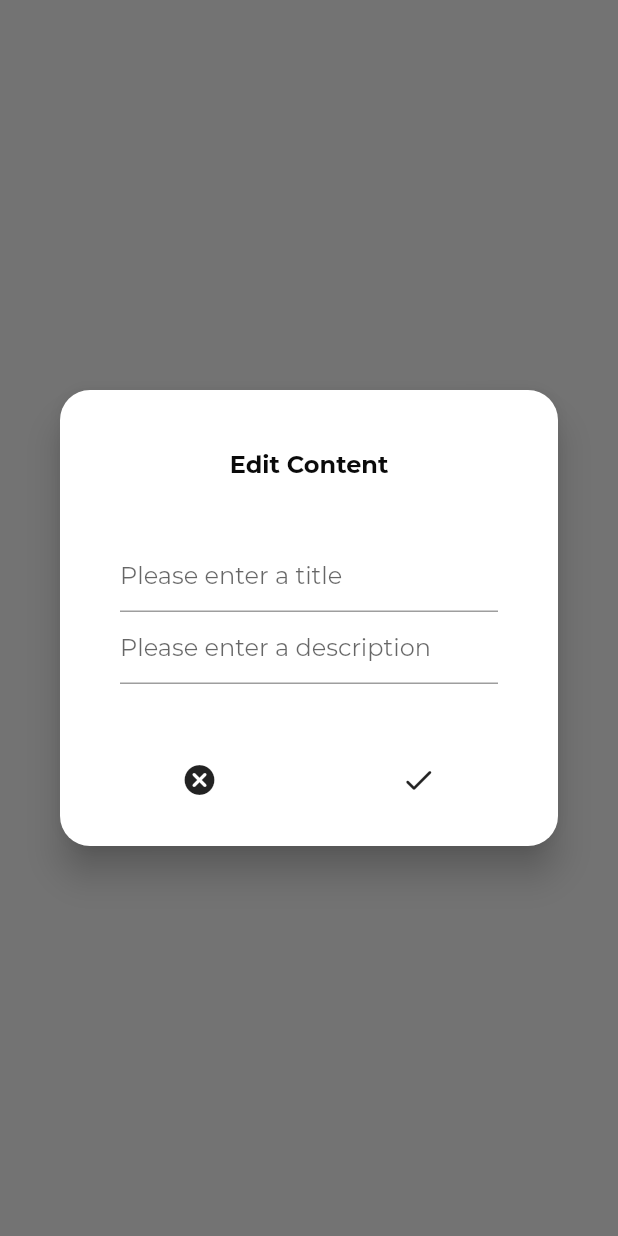
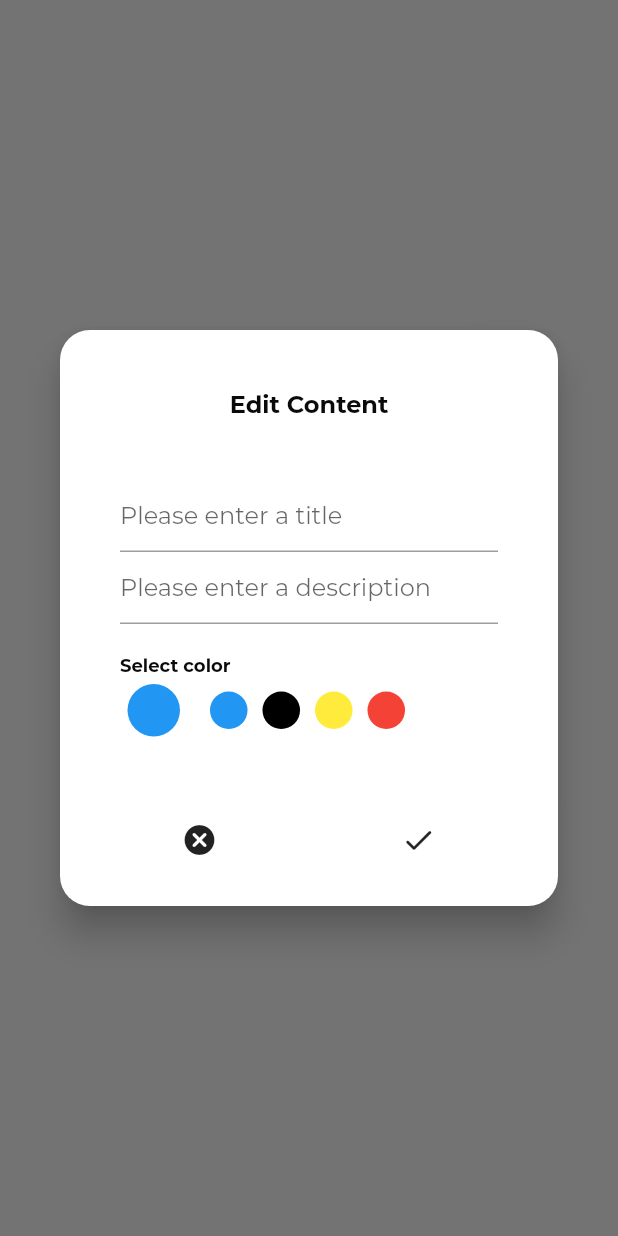
Before and after one commit to TotallyInformatik/plarneit, a Flutter app: what showNoteEditDialog() shows on an empty page, opened directly with empty values, on a phone screen of 412 x 824 dp. Run offline on Flutter 3.47's test engine with Material 2 defaults, Android fonts, the phone set to English and light mode, and no system bars; missing offline and left inert: dart:ffi; project files that could hold a hidden picture were left out.

Commit message:
implemented ColorPicker.dart and finished basic note functionality

```diff
--- a/lib/Controllers.dart
+++ b/lib/Controllers.dart
@@ -1,13 +1,14 @@
 import 'dart:ui';
 
 import 'package:flutter/material.dart';
+import 'package:plarneit/Picker/ColorPicker.dart';
 import 'package:plarneit/utils/constants.dart';
 
 
 class PickerController<T> {
 
   T _value;
-  get value { return this._value; }
+  T get value { return this._value; }
   set value(T value) { this._value = value; }
 
   PickerController(T standardValue, {T initialValue}) {
@@ -17,15 +18,22 @@ class PickerController<T> {
 }
 
 
-class EditingController extends PickerController<bool>{ // change this
+class EditingController extends PickerController<bool>{
 
   EditingController({bool initialStatus}) : super(false, initialValue: initialStatus);
   reverseIsEditing() { this._value = !this._value; }
 
 }
 
-class ColorPickerController extends PickerController<Color> {
-  ColorPickerController({Color initialColor}) : super(STANDARD_NOTE_COLOR, initialValue: initialColor);
+class ColorPickerController extends PickerController<int> {
+  List<Color> _colorWidgets;
+  List<Color> get colorWidgets { return this._colorWidgets; }
+  Color get selectedColor { return this._colorWidgets[this.value]; }
+
+
+  ColorPickerController(List<Color> colorWidgets, int selectedIndex) : super(0, initialValue: selectedIndex) {
+    this._colorWidgets = colorWidgets;
+  }
 }
 
 class TimePickerController extends PickerController<TimeOfDay> {
--- a/lib/Dialogs.dart
+++ b/lib/Dialogs.dart
@@ -2,6 +2,7 @@ import 'dart:ffi';
 
 import 'package:flutter/material.dart';
 import 'package:flutter/rendering.dart';
+import 'package:plarneit/Picker/ColorPicker.dart';
 import 'package:plarneit/UserMadeWidget/WidgetInformation.dart';
 import 'Controllers.dart';
 import 'package:plarneit/utils/spacing.dart';
@@ -162,14 +163,21 @@ Future<TaskInformation> showTaskEditDialog(BuildContext context, {String title,
 Future<NotesInformation> showNoteEditDialog(BuildContext context, {String title, String description, Color color}) {
   TextEditingController titleController = TextEditingController();
   TextEditingController descriptionController = TextEditingController();
-  ColorPickerController colorPickerController = ColorPickerController(initialColor: color);
+  List<Color> colors = [
+    Colors.blue,
+    Colors.black,
+    Colors.yellow,
+    Colors.red
+  ];
+  ColorPickerController colorPickerController = ColorPickerController(colors, colors.contains(color) ? colors.indexOf(color) : 0);
 
   return showEditDialog<NotesInformation>(
       context,
       titleController,
       descriptionController,
-          () => Navigator.of(context).pop(NotesInformation(titleController.text, descriptionController.text, colorPickerController.value)),
+          () => Navigator.of(context).pop(NotesInformation(titleController.text, descriptionController.text, colorPickerController.selectedColor)),
       [
+        ColorPicker("Select color", colorPickerController, colors, 25.0)
       ],
       title: title,
       description: description
--- a/lib/Picker/ColorPicker.dart
+++ b/lib/Picker/ColorPicker.dart
@@ -7,38 +7,50 @@ import '../Controllers.dart';
 import '../utils/constants.dart';
 
 
-class _ColorWidget extends StatefulWidget {
+class ColorWidget extends StatefulWidget {
 
-  final int size;
+  final double size;
   final Color color;
+  final Function onTapControllerFunction;
   static final double widgetPadding = 5;
-  static final Color selectedColor = Color.fromRGBO(61, 61, 61, 1);
+  static final Color selectedBorderColor = Color.fromRGBO(61, 61, 61, 1);
 
-  const _ColorWidget(this.size, this.color, {Key key}) : super(key: key);
+  const ColorWidget(this.size, this.color, this.onTapControllerFunction, {Key key}) : super(key: key);
 
   @override
   State<StatefulWidget> createState() => _ColorWidgetState();
 
 }
 
-class _ColorWidgetState extends State<_ColorWidget> {
+class _ColorWidgetState extends State<ColorWidget> {
 
+  /*
   bool _selected = false;
 
   void toggleSelected() {
     this._selected = !this._selected;
   }
+   */
 
   @override
   Widget build(BuildContext context) {
     return Padding(
-      padding: EdgeInsets.all(_ColorWidget.widgetPadding),
-      child: Container(
-        decoration: BoxDecoration(
-          color: this.widget.color,
-          borderRadius: BorderRadius.all(Radius.circular(this.widget.size / 2)),
-          border: this._selected ? Border.all(color: _ColorWidget.selectedColor) : null
-        ),
+      padding: EdgeInsets.all(ColorWidget.widgetPadding),
+      child: InkWell(
+        borderRadius: BorderRadius.all(Radius.circular(this.widget.size / 2)),
+        onTap: () {
+          //this.toggleSelected();
+          this.widget.onTapControllerFunction();
+        },
+        child: Container(
+          height: this.widget.size,
+          width: this.widget.size,
+          decoration: BoxDecoration(
+            color: this.widget.color,
+            borderRadius: BorderRadius.all(Radius.circular(this.widget.size / 2)),
+            //border: this._selected ? Border.all(color: ColorWidget.selectedBorderColor) : null
+          ),
+        )
       ),
     );
   }
@@ -47,7 +59,10 @@ class _ColorWidgetState extends State<_ColorWidget> {
 
 
 class ColorPicker extends PickerBase<ColorPickerController> {
-  ColorPicker(String title, ColorPickerController controller) : super(title, controller);
+  final List<Color> colors;
+  final double size;
+
+  ColorPicker(String title, ColorPickerController controller, this.colors, this.size) : super(title, controller);
 
   @override
   State<StatefulWidget> createState() => _ColorPickerState();
@@ -57,22 +72,46 @@ class ColorPicker extends PickerBase<ColorPickerController> {
 class _ColorPickerState extends State<ColorPicker> {
 
   Color _selectedColor;
-  _ColorWidget _selectedColorWidget;
 
   @override
   void initState() {
     super.initState();
-    this._selectedColor = this.widget.controller.value;
+    this._selectedColor = this.widget.controller.selectedColor;
   }
 
   @override
   Widget build(BuildContext context) {
 
-    return PickerBase.returnStandardBuild(
+    List<ColorWidget> colorChildren = [];
+    for (int i = 0; i<this.widget.colors.length; i++) {
+      Color setColor = new Color.fromRGBO(this.widget.colors[i].red, this.widget.colors[i].green, this.widget.colors[i].blue, this.widget.colors[i].opacity);
+      colorChildren.add(ColorWidget(this.widget.size, setColor, () {
+        this.setState(() {
+          this._selectedColor = setColor;
+        });
+        this.widget.controller.value = i;
+      }));
+    }
+
+    return this.widget.returnStandardBuild(
       context,
-      "Select note color: ",
       Row(
-
+          children: [
+            Container(
+              child: ColorWidget(this.widget.size + 10, this._selectedColor, () {}),
+            ),
+            Padding(
+              padding: EdgeInsets.only(left: 10),
+              child: Container(
+                height: this.widget.size + ColorWidget.widgetPadding * 2,
+                width: 150,
+                child: ListView(
+                    scrollDirection: Axis.horizontal,
+                    children: colorChildren
+                ),
+              )
+            )
+          ]
       )
     );
 
--- a/lib/Picker/PickerBase.dart
+++ b/lib/Picker/PickerBase.dart
@@ -14,22 +14,18 @@ abstract class PickerBase<T extends PickerController> extends StatefulWidget {
   @override
   State<StatefulWidget> createState();
 
-  static returnStandardBuild(
+  Widget returnStandardBuild(
       BuildContext context,
-      String title,
-      Widget display,
+      Widget display
       ) {
 
     return Padding(
         padding: EdgeInsets.only(top: innerPadding),
-        child: Row(
-
+        child: Column(
+          crossAxisAlignment: CrossAxisAlignment.start,
           children: [
-            Text(title, style: Theme.of(context).primaryTextTheme.headline6),
-            Padding(
-                padding: EdgeInsets.only(left: 10),
-                child: display
-            )
+            Text(this.title, style: Theme.of(context).primaryTextTheme.headline6, textAlign: TextAlign.start,),
+            display
           ],
 
         )
--- a/lib/UserMadeWidget/NoteWidget.dart
+++ b/lib/UserMadeWidget/NoteWidget.dart
@@ -53,7 +53,7 @@ class _NoteWidgetState extends State<NoteWidget> {
     return AnimatedOpacity(
         duration: Duration(milliseconds: 1000),
         opacity: !_animationStarted ? 0 : 1,
-        child: UserMadeWidgetBase.returnStandardBuild(context, [
+        child: this.widget.returnStandardBuild(context, [
           Text(this._title, style: Theme.of(context).accentTextTheme.headline5),
           Text(this._description, style: Theme.of(context).accentTextTheme.bodyText1)
         ], () async {
@@ -66,7 +66,6 @@ class _NoteWidgetState extends State<NoteWidget> {
           }
 
         },
-        this.widget.eController,
         noteColor: this._color)
     );
   }
--- a/lib/UserMadeWidget/TaskWidget.dart
+++ b/lib/UserMadeWidget/TaskWidget.dart
@@ -52,7 +52,7 @@ class _TaskWidgetState extends State<TaskWidget> {
     return AnimatedOpacity(
         duration: Duration(milliseconds: 1000),
         opacity: !_animationStarted ? 0 : 1,
-        child: UserMadeWidgetBase.returnStandardBuild(context, [
+        child: this.widget.returnStandardBuild(context, [
           Padding(
               padding: EdgeInsets.only(bottom: timeBottomMargin),
               child: Text(
@@ -73,6 +73,6 @@ class _TaskWidgetState extends State<TaskWidget> {
               this._updateAttributes(newWidgetInformation);
             }
           }
-        }, this.widget.eController));
+        }));
   }
 }
--- a/lib/UserMadeWidget/UserMadeWidgetBase.dart
+++ b/lib/UserMadeWidget/UserMadeWidgetBase.dart
@@ -23,11 +23,10 @@ abstract class UserMadeWidgetBase extends StatefulWidget {
     DayPageDate.of(context); // use this
   }
 
-  static Widget returnStandardBuild(
+  Widget returnStandardBuild(
       BuildContext context,
       List<Widget> children,
       Function onTap,
-      EditingController editingController,
       {Color noteColor}) {
     double containerSize = widgetSize + widgetPadding;
 
```
Also changed, not shown: lib/Picker/TimePicker.dart (+7 -3 lines).
